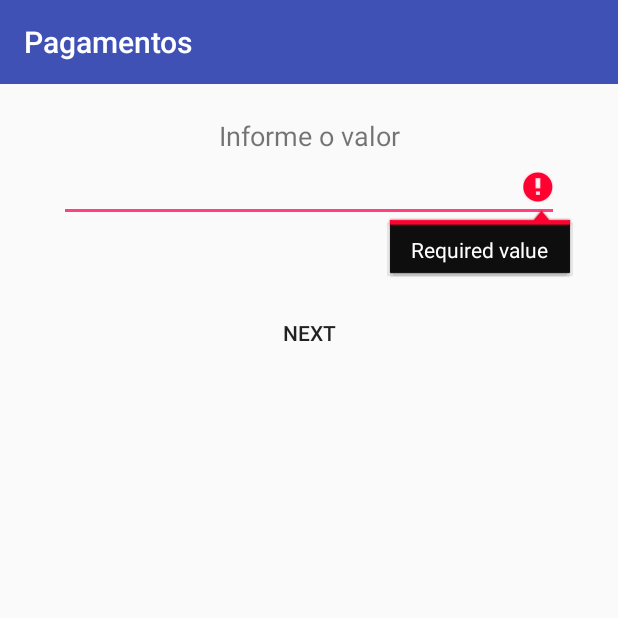
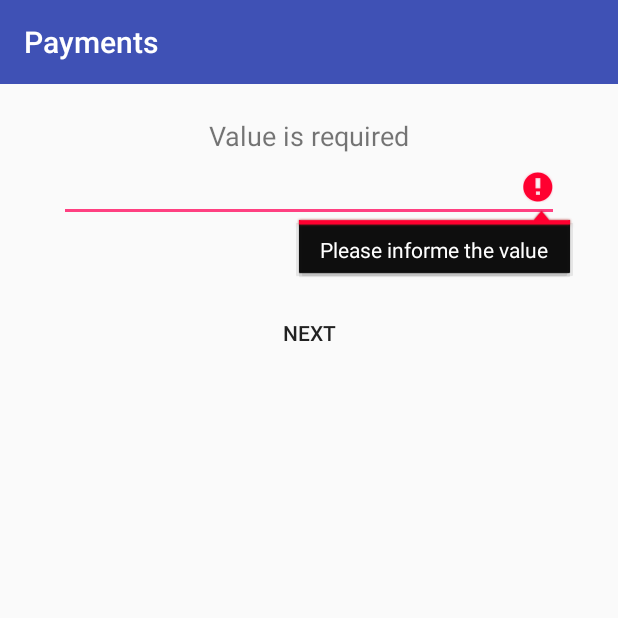
Before and after one commit to ladoleste/MercadoPago, an Android app: the screen it shows after launch (MainActivity), after a tap on "NEXT", on a phone screen of 412 x 824 dp, the top half of it. Run offline under Robolectric (Android 15) with nearby library versions, the phone set to English and light mode, and no system bars; our stand-ins replace Dagger/Hilt's generated code, RxJava, Timber; libraries missing offline, so code that uses them is left out: com.facebook.stetho; pictures from the network do not load; 4 statements that could not run were skipped; 1 other tap on this screen came first.

```diff
--- a/app/src/main/java/br/com/mercadolivre/pagamentos/features/amount/AmountFragment.kt
+++ b/app/src/main/java/br/com/mercadolivre/pagamentos/features/amount/AmountFragment.kt
@@ -37,8 +37,8 @@ class AmountFragment : Fragment() {
 
             AlertDialog.Builder(requireContext())
                     .setMessage(join)
-                    .setTitle("Summary")
-                    .setPositiveButton("OK", null)
+                    .setTitle(getString(R.string.summary))
+                    .setPositiveButton(getString(R.string.ok), null)
                     .create().show()
         }
     }
@@ -52,7 +52,7 @@ class AmountFragment : Fragment() {
             if (mainActivity is ChangeFragment) {
                 val amount = et_amount.text.toString().toDoubleOrNull()
                 if (amount == null || amount == 0.0) {
-                    et_amount.error = "Required value"
+                    et_amount.error = getString(R.string.amount_validation)
                 } else {
                     viewModel.saveAmount(amount)
                     mainActivity.onNextStep()
--- a/app/src/main/java/br/com/mercadolivre/pagamentos/features/amount/AmountViewModel.kt
+++ b/app/src/main/java/br/com/mercadolivre/pagamentos/features/amount/AmountViewModel.kt
@@ -2,6 +2,7 @@ package br.com.mercadolivre.pagamentos.features.amount
 
 import android.arch.lifecycle.LiveData
 import android.arch.lifecycle.MutableLiveData
+import br.com.mercadolivre.pagamentos.R
 import br.com.mercadolivre.pagamentos.features.BaseViewModel
 import br.com.mercadolivre.pagamentos.global.MlApplication
 import br.com.mercadolivre.pagamentos.repository.MlRepository
@@ -36,10 +37,10 @@ class AmountViewModel : BaseViewModel() {
         val paymentMethod = repo.getPaymentMethod()
 
         val summaryList = mutableListOf<String>()
-        summaryList.add("Amount: $amount")
-        summaryList.add("Card Issumer: ${cardIssuer.name}")
-        summaryList.add("Payment Method: ${paymentMethod.name}")
-        summaryList.add("Pay Cost: ${payCost.recommendedMessage}")
+        summaryList.add(MlApplication.instance.getString(R.string.summary_amount, amount))
+        summaryList.add(MlApplication.instance.getString(R.string.summary_issuer, cardIssuer.name))
+        summaryList.add(MlApplication.instance.getString(R.string.summary_payment_method, paymentMethod.name))
+        summaryList.add(MlApplication.instance.getString(R.string.summary_pay_cost, payCost.recommendedMessage))
         summary.postValue(summaryList)
     }
 
--- a/app/src/main/res/values/strings.xml
+++ b/app/src/main/res/values/strings.xml
@@ -1,12 +1,18 @@
 <resources>
-    <string name="app_name">Pagamentos</string>
-    <string name="action_settings">Settings</string>
+    <string name="app_name">Payments</string>
     <string name="retry">RETRY</string>
     <string name="no_connection">No internet connection</string>
     <string name="generic_error">There was an error, would you like to try again?</string>
     <string name="payment_method">Payment Method</string>
     <string name="card_issuer">Card Issuer</string>
-    <string name="input_amount">Informe o valor</string>
+    <string name="input_amount">Value is required</string>
     <string name="hint" />
     <string name="next">Next</string>
+    <string name="summary">Summary</string>
+    <string name="amount_validation">Please informe the value</string>
+    <string name="ok">OK</string>
+    <string name="summary_amount">Value: %1$f</string>
+    <string name="summary_issuer">Card Issuer: %1$s</string>
+    <string name="summary_payment_method">Payment Method: %1$s</string>
+    <string name="summary_pay_cost">Installments: %1$s</string>
 </resources>
```
Also changed, not shown: app/src/main/res/menu/menu_main.xml (deleted, +0 -10 lines), 1 other file.
